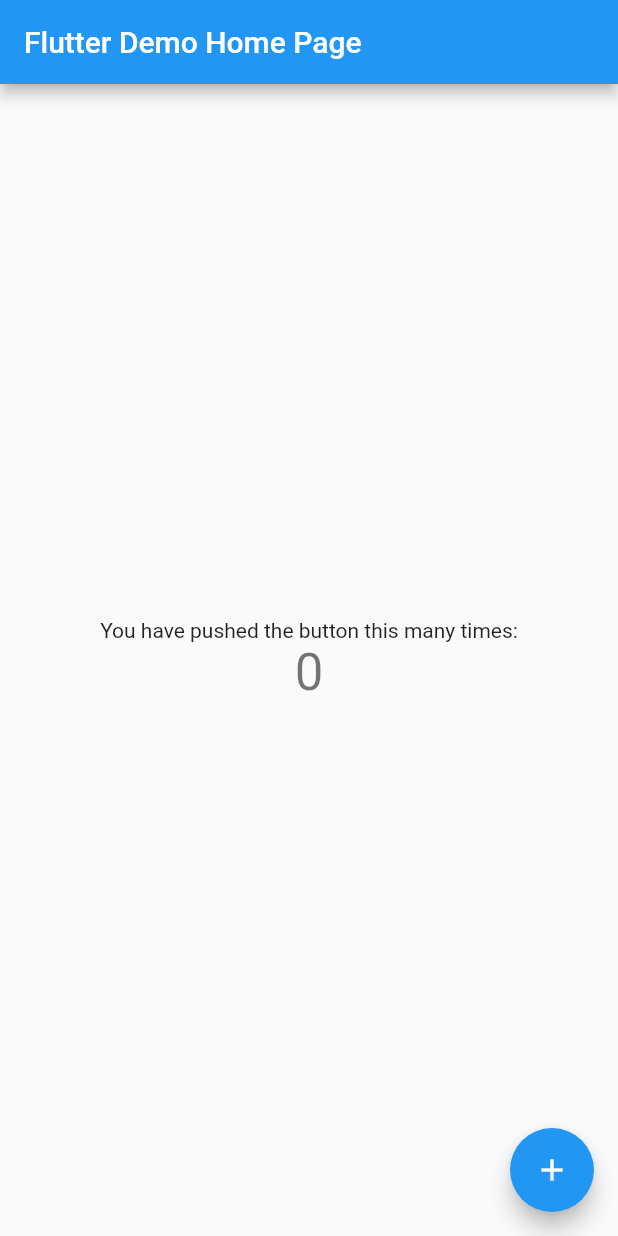
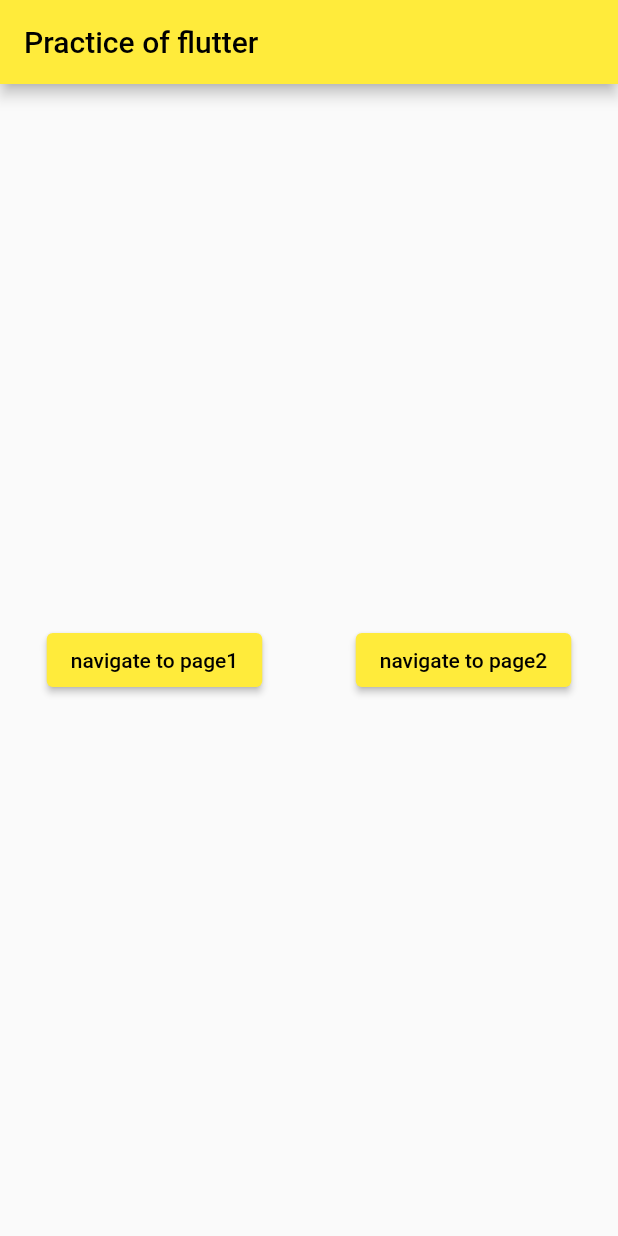
Before and after one commit to remagart/my_flutter_sample, a Flutter app: the screen it shows after launch, on a phone screen of 412 x 824 dp. Run offline on Flutter 3.47's test engine with Material 2 defaults, Android fonts, the phone set to English and light mode, and no system bars.

Commit message:
basic navigate

```diff
--- a/lib/main.dart
+++ b/lib/main.dart
@@ -1,4 +1,6 @@
 import 'package:flutter/material.dart';
+import './screen/page1.dart';
+import './screen/page2.dart';
 
 void main() {
   runApp(const MyApp());
@@ -22,94 +24,44 @@
         // or simply save your changes to "hot reload" in a Flutter IDE).
         // Notice that the counter didn't reset back to zero; the application
         // is not restarted.
-        primarySwatch: Colors.blue,
+        primarySwatch: Colors.yellow,
       ),
-      home: const MyHomePage(title: 'Flutter Demo Home Page'),
+      home: const MyHomePage(),
+      routes: {
+        '/page1': (context) => const page1(),
+        '/page2': (context) => const page2(),
+      },
     );
   }
 }
 
-class MyHomePage extends StatefulWidget {
-  const MyHomePage({Key? key, required this.title}) : super(key: key);
-
-  // This widget is the home page of your application. It is stateful, meaning
-  // that it has a State object (defined below) that contains fields that affect
-  // how it looks.
-
-  // This class is the configuration for the state. It holds the values (in this
-  // case the title) provided by the parent (in this case the App widget) and
-  // used by the build method of the State. Fields in a Widget subclass are
-  // always marked "final".
-
-  final String title;
-
-  @override
-  State<MyHomePage> createState() => _MyHomePageState();
-}
-
-class _MyHomePageState extends State<MyHomePage> {
-  int _counter = 0;
-
-  void _incrementCounter() {
-    setState(() {
-      // This call to setState tells the Flutter framework that something has
-      // changed in this State, which causes it to rerun the build method below
-      // so that the display can reflect the updated values. If we changed
-      // _counter without calling setState(), then the build method would not be
-      // called again, and so nothing would appear to happen.
-      _counter++;
-    });
-  }
+class MyHomePage extends StatelessWidget {
+  const MyHomePage({Key? key}) : super(key: key);
 
   @override
   Widget build(BuildContext context) {
-    // This method is rerun every time setState is called, for instance as done
-    // by the _incrementCounter method above.
-    //
-    // The Flutter framework has been optimized to make rerunning build methods
-    // fast, so that you can just rebuild anything that needs updating rather
-    // than having to individually change instances of widgets.
     return Scaffold(
       appBar: AppBar(
-        // Here we take the value from the MyHomePage object that was created by
-        // the App.build method, and use it to set our appbar title.
-        title: Text(widget.title),
+        title: Text("Practice of flutter"),
       ),
-      body: Center(
-        // Center is a layout widget. It takes a single child and positions it
-        // in the middle of the parent.
-        child: Column(
-          // Column is also a layout widget. It takes a list of children and
-          // arranges them vertically. By default, it sizes itself to fit its
-          // children horizontally, and tries to be as tall as its parent.
-          //
-          // Invoke "debug painting" (press "p" in the console, choose the
-          // "Toggle Debug Paint" action from the Flutter Inspector in Android
-          // Studio, or the "Toggle Debug Paint" command in Visual Studio Code)
-          // to see the wireframe for each widget.
-          //
-          // Column has various properties to control how it sizes itself and
-          // how it positions its children. Here we use mainAxisAlignment to
-          // center the children vertically; the main axis here is the vertical
-          // axis because Columns are vertical (the cross axis would be
-          // horizontal).
-          mainAxisAlignment: MainAxisAlignment.center,
-          children: <Widget>[
-            const Text(
-              'You have pushed the button this many times:',
-            ),
-            Text(
-              '$_counter',
-              style: Theme.of(context).textTheme.headline4,
-            ),
+      body: Container(
+        alignment: Alignment.center,
+        child: Row(
+          mainAxisAlignment: MainAxisAlignment.spaceAround,
+          children: [
+            ElevatedButton(
+                onPressed: () {
+                  Navigator.pushNamed(context, '/page1');
+                },
+                child: const Text('navigate to page1')),
+            ElevatedButton(
+                onPressed: () {
+                  Navigator.pushNamed(context, '/page2');
+                },
+                child: const Text('navigate to page2'))
           ],
         ),
       ),
-      floatingActionButton: FloatingActionButton(
-        onPressed: _incrementCounter,
-        tooltip: 'Increment',
-        child: const Icon(Icons.add),
-      ), // This trailing comma makes auto-formatting nicer for build methods.
     );
   }
 }
--- /dev/null
+++ b/lib/screen/page1.dart
@@ -0,0 +1,14 @@
+import 'package:flutter/material.dart';
+
+class page1 extends StatelessWidget {
+  const page1({Key? key}) : super(key: key);
+
+  @override
+  Widget build(BuildContext context) {
+    return Scaffold(
+      appBar: AppBar(
+        title: Text('page1'),
+      ),
+    );
+  }
+}
--- /dev/null
+++ b/lib/screen/page2.dart
@@ -0,0 +1,14 @@
+import 'package:flutter/material.dart';
+
+class page2 extends StatelessWidget {
+  const page2({Key? key}) : super(key: key);
+
+  @override
+  Widget build(BuildContext context) {
+    return Scaffold(
+      appBar: AppBar(
+        title: Text('page2'),
+      ),
+    );
+  }
+}
```
